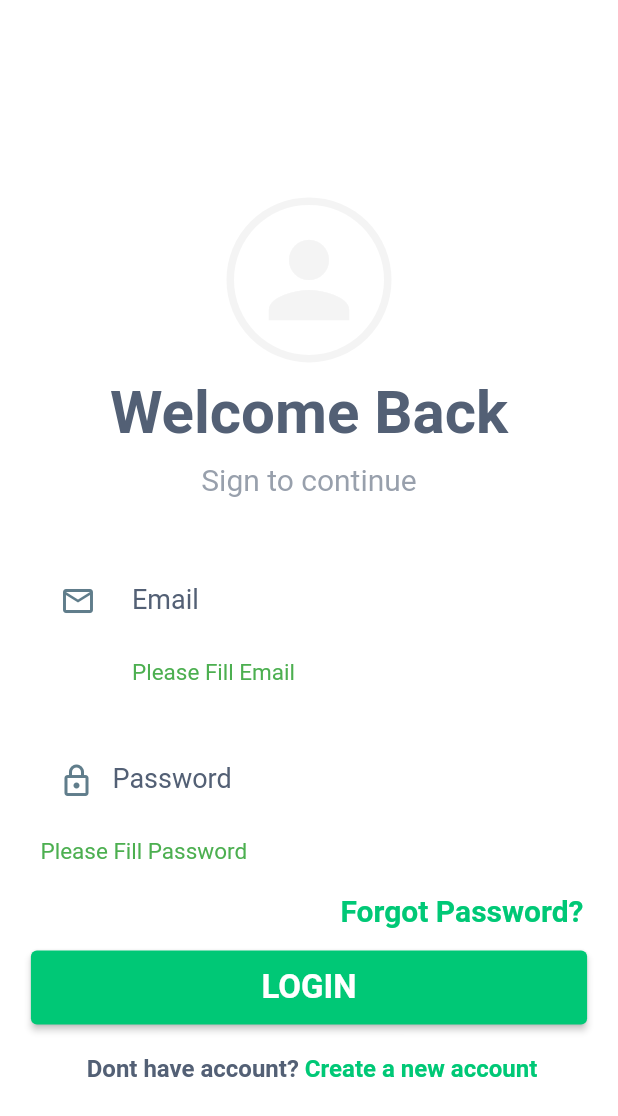
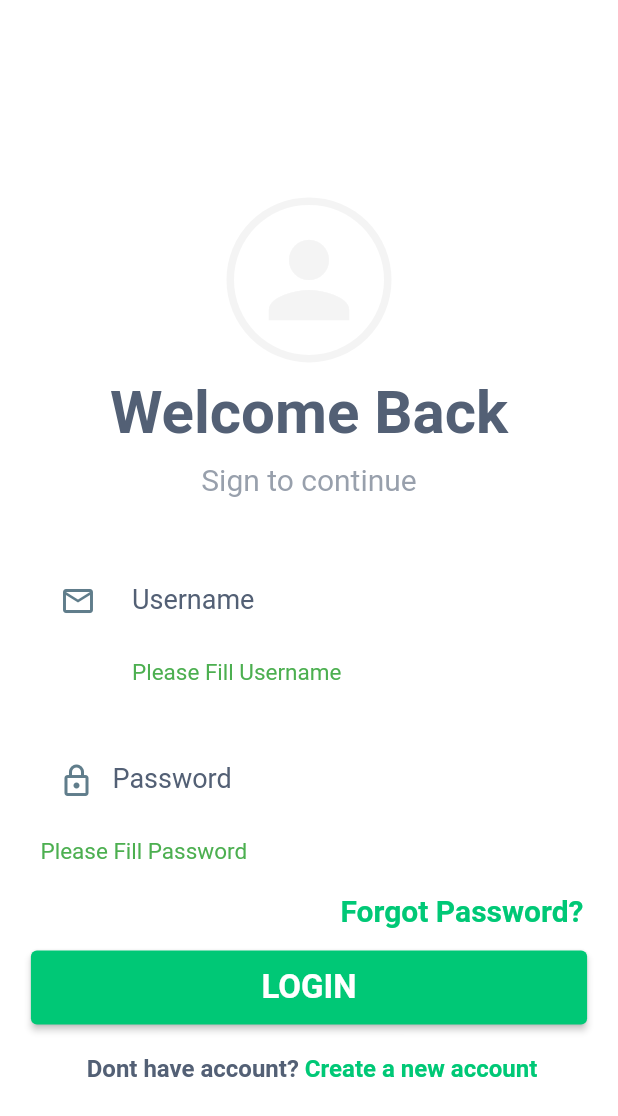
Before and after one commit to Vivek4n4nd4n/Room_Craft, a Flutter app: the screen it shows after launch, after a tap on "LOGIN", on a phone screen of 412 x 824 dp. Shown: the top 1116 px of the screen. Run offline on Flutter 3.47's test engine with Material 2 defaults, Android fonts, the phone set to English and light mode, and no system bars; our stand-ins replace flutter_local_notifications, rxdart, shared_preferences; network calls fail.

Commit message:
login created

```diff
--- a/lib/main.dart
+++ b/lib/main.dart
@@ -4,27 +4,36 @@ import 'package:room_craft/helpers.dart';
 
 import 'package:room_craft/views/login_screen.dart';
 import 'package:room_craft/views/product_list_screen.dart';
+import 'package:shared_preferences/shared_preferences.dart';
 
+final FlutterLocalNotificationsPlugin flutterLocalNotificationsPlugin =
+    FlutterLocalNotificationsPlugin();
+void main() async {
+  WidgetsFlutterBinding.ensureInitialized();
+      SharedPreferences prefs = await SharedPreferences.getInstance();
 
-final FlutterLocalNotificationsPlugin flutterLocalNotificationsPlugin = FlutterLocalNotificationsPlugin();
-void main() {
-  runApp(const MyApp());
+  runApp( MyApp(prefs: prefs,));
 }
 
 class MyApp extends StatelessWidget {
-  const MyApp({super.key});
+  SharedPreferences prefs;
+   MyApp({super.key,required this.prefs});
 
   // This widget is the root of your application.
   @override
   Widget build(BuildContext context) {
     return MaterialApp(
       debugShowCheckedModeBanner: false,
-      title: 'Flutter Demo',
+     // title: 'Flutter Demo',
       theme: ThemeData(primarySwatch: Colors.amber, errorColor: Colors.green),
       initialRoute: '/',
       routes: {
-        '/': (context) => const LoginScreen(), //const  LoginScreen(),
-        '/second': (context) =>  const ProductListScreen(),
+        '/': (context) {
+          return prefs.getString("username") == null && prefs.getString("password") == null
+              ? LoginScreen()
+              : ProductListScreen();
+        }, //const  LoginScreen(),
+        '/second': (context) => const ProductListScreen(),
       },
       // home:const LoginScreen()
     );
--- a/lib/views/login_screen.dart
+++ b/lib/views/login_screen.dart
@@ -7,8 +7,7 @@ import 'package:room_craft/helpers.dart';
 
 import 'package:http/http.dart';
 import 'package:room_craft/views/product_list_screen.dart';
-
-
+import 'package:shared_preferences/shared_preferences.dart';
 
 class LoginScreen extends StatefulWidget {
   const LoginScreen({
@@ -55,20 +54,37 @@ class _LoginScreenState extends State<LoginScreen> {
     }
   }
 
-  void login(String email, password) async {
+  login(String email, password) async {
     try {
       Response response = await post(
-          Uri.parse('https://fakestoreapi.com/auth/login'),
-          body: {'username': 'mor_2314', 'password': "83r5^_"});
+          Uri.parse('https://fakestoreapi.com/auth/login/'),
+          body: {'username': email, 'password': password});
 
       if (response.statusCode == 200) {
         var data = jsonDecode(response.body.toString());
         print(data['token']);
-        print('Login successfully,$email');
+        SharedPreferences prefs = await SharedPreferences.getInstance();
+        prefs.setString('accessToken', '${data['token']}');
+
+        if (prefs.containsKey('accessToken')) {
+          prefs.setString('password', '${data['password']}');
+          prefs.setString('username', '${data['username']}');
+        }
+
+        print('Login successfully,${prefs.containsKey(
+          'accessToken',
+        )}');
+        print('username: ${prefs.containsKey('username')}');
         // ignore: use_build_context_synchronously
         Navigator.pushNamed(context, "/second");
       } else {
         print('failed');
+        ScaffoldMessenger.of(context).showSnackBar(SnackBar(
+            content: Text(
+          'Invalid Credentials..',
+          style: TextStyle(color: bgcolor),
+        )));
+        return null;
       }
     } catch (e) {
       print(e.toString());
@@ -119,7 +135,8 @@ class _LoginScreenState extends State<LoginScreen> {
                     padding: const EdgeInsets.only(bottom: 10),
                     child: Text(
                       'Sign to continue',
-                      style: TextStyle(color: textBlack.withOpacity(0.6), fontSize: 20),
+                      style: TextStyle(
+                          color: textBlack.withOpacity(0.6), fontSize: 20),
                     ),
                   ),
                   Container(
@@ -133,10 +150,6 @@ class _LoginScreenState extends State<LoginScreen> {
                         focusNode: _focusA,
                         controller: emailController,
                         style: TextStyle(color: themeGreen),
-                        //initialValue: email,
-                        //onChanged: (value) {
-                        //  email = value;
-                        // },
                         cursorColor: themeGreen,
                         decoration: InputDecoration(
                             icon: IconTheme(
@@ -146,17 +159,14 @@ class _LoginScreenState extends State<LoginScreen> {
                                 child: Icon(Icons.email_outlined),
                               ),
                             ),
-                            labelText: 'Email',
+                            labelText: 'Username',
                             labelStyle:
                                 TextStyle(fontSize: 18, color: textBlack),
                             errorStyle: TextStyle(fontSize: 15),
                             border: InputBorder.none),
                         validator: (val) {
                           if (val == null || val.isEmpty) {
-                            return 'Please Fill Email';
-                          }
-                          if (!val.contains('@')) {
-                            return 'Please Enter Valid Email';
+                            return 'Please Fill Username';
                           }
                           return null;
                         },
@@ -174,10 +184,6 @@ class _LoginScreenState extends State<LoginScreen> {
                         focusNode: _focusB,
                         controller: passwordController,
                         style: TextStyle(color: themeGreen),
-                        // initialValue: password,
-                        // onChanged: (value) {
-                        //   password = value;
-                        // },
                         cursorColor: themeGreen,
                         decoration: InputDecoration(
                             prefixIcon: IconTheme(
@@ -203,9 +209,7 @@ class _LoginScreenState extends State<LoginScreen> {
                     ),
                   ),
                   GestureDetector(
-                      onTap: () {
-
-                      },
+                      onTap: () {},
                       child: Align(
                           alignment: Alignment.centerRight,
                           child: Padding(
@@ -228,9 +232,8 @@ class _LoginScreenState extends State<LoginScreen> {
                             backgroundColor: themeGreen),
                         onPressed: () {
                           if (_formkey.currentState!.validate()) {
-                            login("morrison@gmail.com", "83r5^_");
-                            Navigator.of(context).push(MaterialPageRoute(
-                                builder: (context) => ProductListScreen()));
+                            login(
+                                emailController.text, passwordController.text);
                           }
                         },
                         child: Text(
@@ -245,7 +248,7 @@ class _LoginScreenState extends State<LoginScreen> {
                     padding: const EdgeInsets.all(20.0),
                     child: RichText(
                       text: TextSpan(
-                        children:const <TextSpan>[
+                        children: const <TextSpan>[
                           TextSpan(
                               text: ' Dont have account?',
                               style: TextStyle(
@@ -261,9 +264,11 @@ class _LoginScreenState extends State<LoginScreen> {
                         ],
                       ),
                     ),
-                  )
+                  ),
                 ])),
           ),
         ));
   }
+
+
 }
--- a/pubspec.yaml
+++ b/pubspec.yaml
@@ -34,6 +34,9 @@ dependencies:
   flutter_local_notifications: ^12.0.4
   rxdart: ^0.27.7
   path_provider: ^2.0.11
+  shared_preferences: ^2.0.15
+
+
   # The following adds the Cupertino Icons font to your application.
   # Use with the CupertinoIcons class for iOS style icons.
   cupertino_icons: ^1.0.2
```
Also changed, not shown: lib/helpers.dart (+117 -0 lines), lib/views/productDetailScreen.dart (+5 -5 lines), pubspec.lock, 2 other files.
